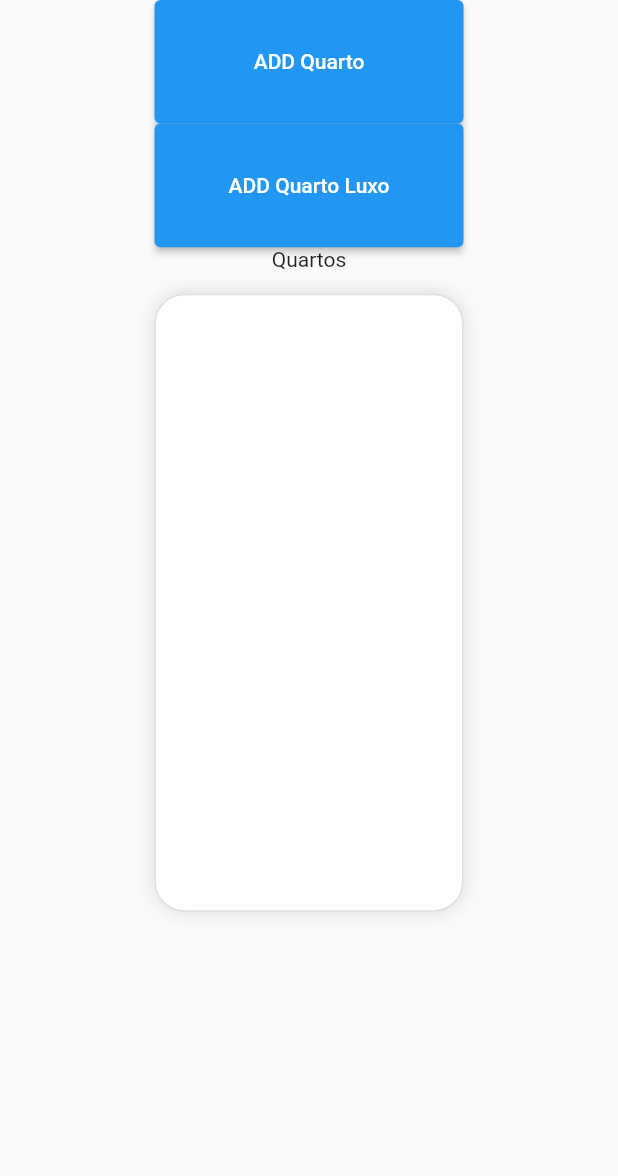
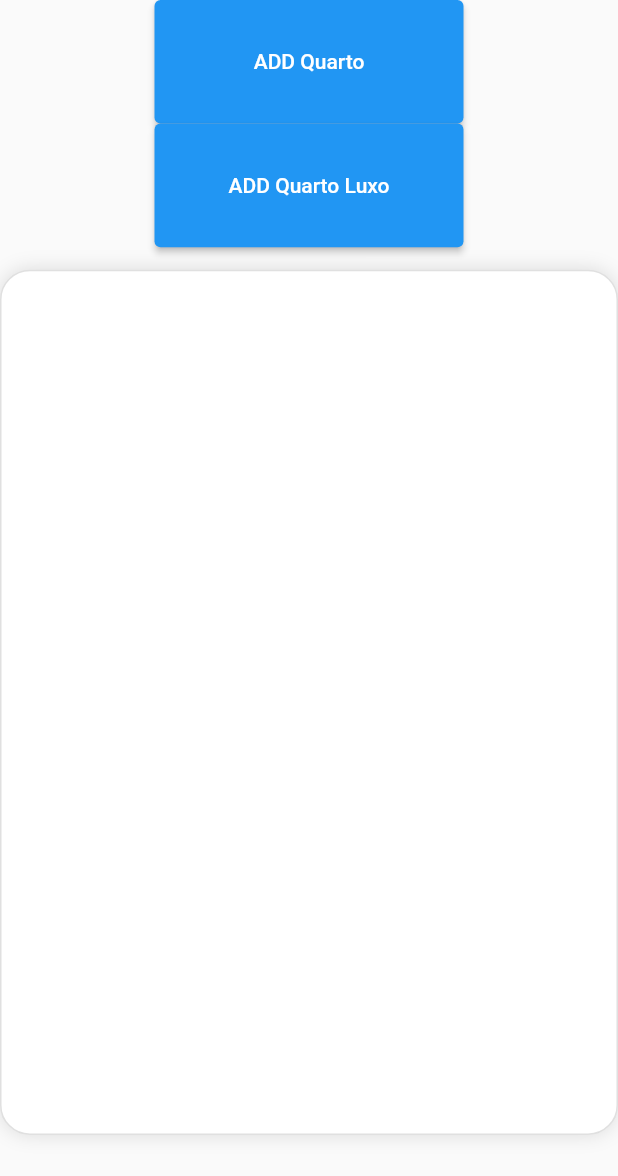
Before and after one commit to MarshFfeco/Project_cde, a Flutter app: the screen it shows after launch, on a phone screen of 412 x 824 dp. Shown: the top 1176 px of the screen. Run offline on Flutter 3.47's test engine with Material 2 defaults, Android fonts, the phone set to English and light mode, and no system bars; missing offline and left inert: dart:html.

Commit message:
atualizcao
pode escolher quantos alunos ficam em cada quarto

```diff
--- a/lib/PageQuarto.dart
+++ b/lib/PageQuarto.dart
@@ -11,11 +11,12 @@ class PageQuarto extends StatefulWidget {
 }
 
 class _PageQuartoState extends State<PageQuarto> {
-  QuartoSimples qs1 =
-      QuartoSimples(nomeQuarto: "nomeQuarto", quantidadeQuarto: 0);
+  QuartoSimples qs1 = QuartoSimples(nomeQuarto: "nome", quantidadeQuarto: 21);
 
   @override
   Widget build(BuildContext context) {
+    String nome;
+    int quantidade;
     final width = MediaQuery.of(context).size.width;
     final height = MediaQuery.of(context).size.height;
 
@@ -45,10 +46,9 @@ class _PageQuartoState extends State<PageQuarto> {
                       setState(() {});
                     }),
               ),
-              Text("Quartos"),
               Container(
-                  width: width * 0.5,
-                  height: height * 0.5,
+                width: double.infinity,
+                height: height * 0.7,
                 margin: const EdgeInsets.only(top: 15.0),
                 padding: const EdgeInsets.all(3.0),
                 decoration: BoxDecoration(
@@ -61,11 +61,44 @@ class _PageQuartoState extends State<PageQuarto> {
                     border: Border.all(color: Colors.black12),
                     borderRadius: BorderRadius.all(Radius.circular(20)),
                     color: Colors.white),
-                  child: Column(
+                child: Wrap(
                   children: qs1.adds,
-                  ))
+                ),
+              )
             ],
           )),
     );
   }
 }
+
+class QuantidadeQuarto extends StatelessWidget {
+  QuantidadeQuarto({Key? key, required this.nome, required this.quantidade})
+      : super(key: key);
+
+  String nome;
+  int quantidade;
+  QuartoSimples qs2 = QuartoSimples(nomeQuarto: "", quantidadeQuarto: 0);
+
+  @override
+  Widget build(BuildContext context) {
+    return Container(
+      alignment: Alignment.topCenter,
+      child: Column(
+        children: [
+          Padding(
+            padding: const EdgeInsets.all(8.0),
+            child: Text(nome),
+          ),
+          SizedBox(
+            child: Wrap(
+              children: [
+                for (int i = 0; i < quantidade; i++)
+                  qs2.CriadorWidgetAlunosQuarto()
+              ],
+            ),
+          ),
+        ],
+      ),
+    );
+  }
+}
--- a/lib/Quarto.dart
+++ b/lib/Quarto.dart
@@ -3,55 +3,63 @@ import 'package:flutter/material.dart';
 import 'PageQuarto.dart';
 
 abstract class Quarto {
-  String nomeQuarto;
-  int quantidadeQuarto;
+  String _nomeQuarto;
+  int _quantidadeQuarto;
   List<Widget> adds = [];
 
   Quarto({
-    required this.nomeQuarto,
-    required this.quantidadeQuarto,
-  });
+    required nomeQuarto,
+    required quantidadeQuarto,
+  })  : _nomeQuarto = nomeQuarto,
+        _quantidadeQuarto = quantidadeQuarto;
 
-  List<Widget> get getListaAdd {
-    return adds;
+  String get getNomeQuarto {
+    return _nomeQuarto;
   }
 
-  Widget QuartoLuxo = Expanded(
-      child: Container(
-    height: 400,
-    width: 400,
-    margin: const EdgeInsets.all(10),
-    color: Colors.tealAccent,
-    child: const Center(
-      child: Text("Luxo"),
-    ),
-  ));
+  set setNomeQuarto(String nomeQuarto) => _nomeQuarto = nomeQuarto;
 
-  Widget QuartoSimple = Expanded(
-      child: Container(
-          height: 200,
-          width: 200,
-          margin: const EdgeInsets.all(10),
-          color: Colors.amberAccent,
-          child: Row(
-            children: [
-              const Expanded(
-                child: Icon(Icons.bed),
-                flex: 1,
-              ),
-              const Expanded(
-                child: Icon(Icons.person),
-                flex: 2,
-              ),
-              Expanded(
-                child: IconButton(
-                  onPressed: (() {}),
-                  icon: Icon(Icons.more_vert),
-                ),
-                flex: 1,
-              ),
-            ],
-          )));
+  int get getQuantidadeQuarto {
+    return _quantidadeQuarto;
+  }
+
+  set setQuantidadeQuarto(int quantidadeQuarto) =>
+      _quantidadeQuarto = quantidadeQuarto;
+
+  Widget CriadorWidgetQuarto() {
+    Widget QuartoLuxo = Container(
+      height: 300,
+      width: 300,
+      margin: const EdgeInsets.all(10),
+      decoration: BoxDecoration(
+          boxShadow: const [
+            BoxShadow(
+              color: Colors.black12,
+              blurRadius: 10,
+            )
+          ],
+          border: Border.all(color: Colors.black12),
+          borderRadius: const BorderRadius.all(Radius.circular(20)),
+          color: Colors.white),
+      child: QuantidadeQuarto(
+        nome: this.getNomeQuarto,
+        quantidade: this.getQuantidadeQuarto,
+      ),
+    );
+
+    return QuartoLuxo;
+  }
+
+  Widget CriadorWidgetAlunosQuarto() {
+    Widget AlunoQuarto = Container(
+      child: Padding(
+        padding: EdgeInsets.all(8.0),
+        child: Icon(Icons.person),
+      ),
+    );
+
+    return AlunoQuarto;
+  }
 }
 
 class QuartoSimples extends Quarto {
@@ -65,17 +73,17 @@ class QuartoSimples extends Quarto {
 
   CriarQuartoSimples() {
     if (adds.length <= 6) {
-      return adds.add(QuartoSimple);
+      return;
     } else {
-      print("Quarto cheio");
+      print("Limite atingido");
     }
   }
 
   CriarQuartoLuxo() {
     if (adds.length <= 6) {
-      return adds.add(QuartoLuxo);
+      return adds.add(CriadorWidgetQuarto());
     } else {
-      print("Quarto cheio");
+      print("Limite atingido");
     }
   }
 }
```
Also changed, not shown: 1 other file. Lines whose indentation alone changed are shown as unchanged.
